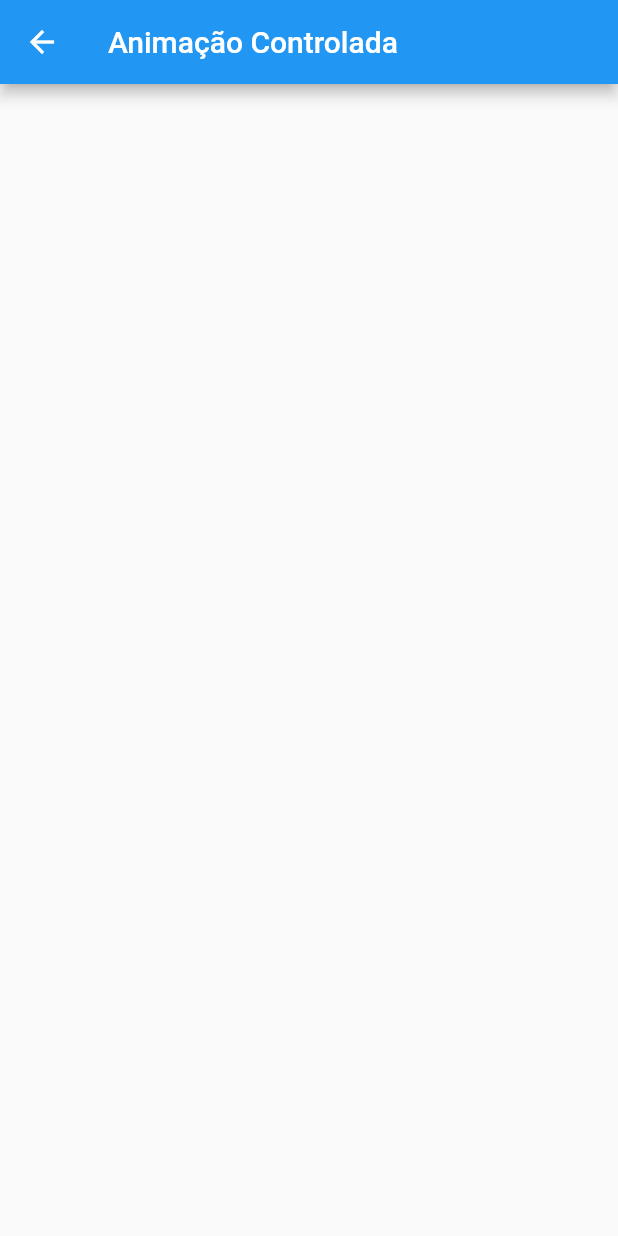
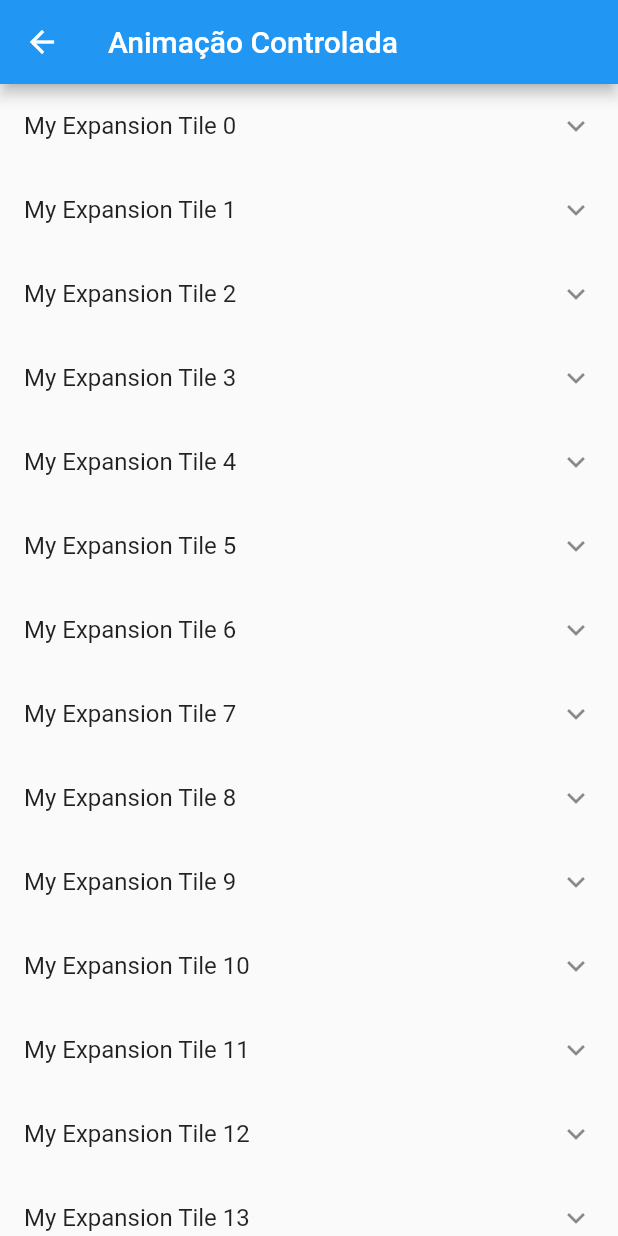
Before and after one commit to luisgmarini/masterclass_animations_exercises, a Flutter app: the AnimacaoControladaPage screen opened by its route, on a phone screen of 412 x 824 dp. Run offline on Flutter 3.47's test engine with Material 2 defaults, Android fonts, the phone set to English and light mode, and no system bars.

Commit message:
add ex de animação controlada

```diff
--- a/lib/pages/animations/animações_controladas.dart
+++ b/lib/pages/animations/animações_controladas.dart
@@ -1,14 +1,118 @@
+import 'dart:math';
+
 import 'package:flutter/material.dart';
 
-class AnimacaoControladaPage extends StatelessWidget {
+class AnimacaoControladaPage extends StatefulWidget {
   const AnimacaoControladaPage({Key? key}) : super(key: key);
+
+  @override
+  _AnimacaoControladaPageState createState() => _AnimacaoControladaPageState();
+}
+
+class ExpandedItem {
+  final AnimationController controller;
+  final Animation<double> heightFactorAnimation;
+  final Animation<double> rotateAnimation;
+
+  ExpandedItem({
+    required this.controller,
+    required this.heightFactorAnimation,
+    required this.rotateAnimation,
+  });
+}
+
+class _AnimacaoControladaPageState extends State<AnimacaoControladaPage> with TickerProviderStateMixin {
+
+  static const String content = "Lorem ipsum dolor sit amet, consectetur adipiscing elit. Proin vel condimentum eros. Sed non ligula rhoncus, eleifend ante non, congue urna. Sed sed nisi vitae mi ullamcorper interdum. Pellentesque scelerisque ornare justo ac dictum. Fusce molestie erat id rhoncus consectetur. Nullam eu fermentum odio. Aliquam tristique Sed ultrices, ipsum id fermentum cursus, leo eros im";
+
+
+  late AnimationController controller;
+  late Animation<double> _heightFactorAnimation;
+  late Animation<double> _rotateAnimation;
+
+
+  List<ExpandedItem> item = [];
+
+
+  @override
+  void initState() {
+    super.initState();
+
+    item.addAll(
+      List.generate(
+          51, (index) {
+        controller = AnimationController(
+          vsync: this,
+          duration: const Duration(milliseconds: 300),
+        );
+        _heightFactorAnimation = Tween<double>(begin: 0.0, end: 1.0).animate(
+          controller,
+        );
+        _rotateAnimation = Tween<double>(begin: 0.0, end: pi).animate(
+          controller,
+        );
+
+         return ExpandedItem(
+           controller: controller,
+           heightFactorAnimation: _heightFactorAnimation,
+           rotateAnimation: _rotateAnimation,
+         );
+        }
+      )
+    );
+
+  }
+
 
   @override
   Widget build(BuildContext context) {
     return Scaffold(
       appBar: AppBar(
-        title: Text("Animação Controlada"),
+        title: const Text("Animação Controlada"),
       ),
+      body: ListView.builder(
+          itemCount: item.length,
+          itemBuilder: (context, index) {
+            return AnimatedBuilder(
+              animation: item[index].controller,
+              builder: (context, child) {
+                return Column(
+                  children: [
+                    ListTile(
+                      title: Text("My Expansion Tile $index"),
+                      trailing: Transform.rotate(
+                        angle: item[index].rotateAnimation.value,
+                        child: const Icon(Icons.expand_more),
+                      ),
+                      onTap: () {
+                        setState(() {
+                          if (item[index].controller.value == 0) {
+                            item[index].controller.forward();
+                          } else {
+                            item[index].controller.reverse();
+                          }
+                        });
+                      },
+                    ),
+                    ClipRect(
+                      child: Align(
+                        heightFactor: item[index].heightFactorAnimation.value,
+                        child: Column(
+                               children: const [
+                                FlutterLogo(
+                                  size: 60,
+                                ),
+                                 Text(
+                               content,
+                          ),
+                        ]),
+                      ),
+                    ),
+                  ],
+                );
+              },
+            );
+          }),
     );
   }
 }
--- a/lib/pages/animations/animações_implícitas.dart
+++ b/lib/pages/animations/animações_implícitas.dart
@@ -16,7 +16,7 @@ class _AnimacaoImplicitaPageState extends State<AnimacaoImplicitaPage> {
   Widget build(BuildContext context) {
     return Scaffold(
       appBar: AppBar(
-        title: const Text("Animação Implicita"),
+        title: const Text("Animação Implícita"),
       ),
       body: AnimatedAlign(
         alignment: isSelected ? Alignment.bottomRight : Alignment.topCenter,
```
